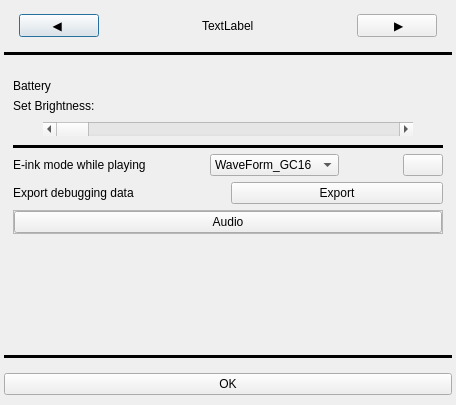
Qt form components/settings.ui (Szybet/sanki) before a commit.
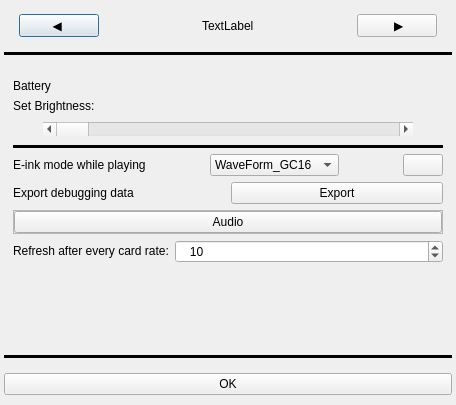
The same form after that commit. Icons and pictures are not drawn.

Commit message: fixed statistics look when too many things are shown, added full refresh after x card setting, fixed first time card shown not working

```diff
--- a/components/settings.ui
+++ b/components/settings.ui
@@ -334,6 +334,39 @@
          </layout>
         </widget>
        </item>
+       <item>
+        <layout class="QHBoxLayout" name="horizontalLayout_9">
+         <item>
+          <widget class="QLabel" name="label_4">
+           <property name="sizePolicy">
+            <sizepolicy hsizetype="Fixed" vsizetype="Fixed">
+             <horstretch>0</horstretch>
+             <verstretch>0</verstretch>
+            </sizepolicy>
+           </property>
+           <property name="text">
+            <string>Refresh after every card rate:</string>
+           </property>
+          </widget>
+         </item>
+         <item>
+          <widget class="QSpinBox" name="refreshSpinBox">
+           <property name="suffix">
+            <string/>
+           </property>
+           <property name="prefix">
+            <string>   </string>
+           </property>
+           <property name="maximum">
+            <number>100</number>
+           </property>
+           <property name="value">
+            <number>10</number>
+           </property>
+          </widget>
+         </item>
+        </layout>
+       </item>
        <item>
         <spacer name="verticalSpacer">
          <property name="orientation">
```
The commit also changes 534 other files.
